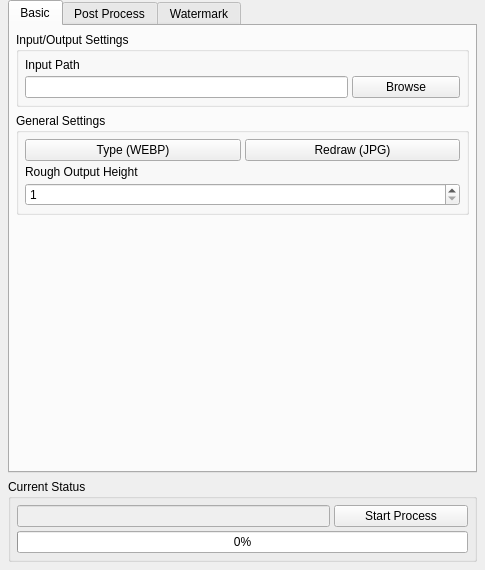
Old version of the form gui/layout.ui in the repository ViminioSM/MedStitch.
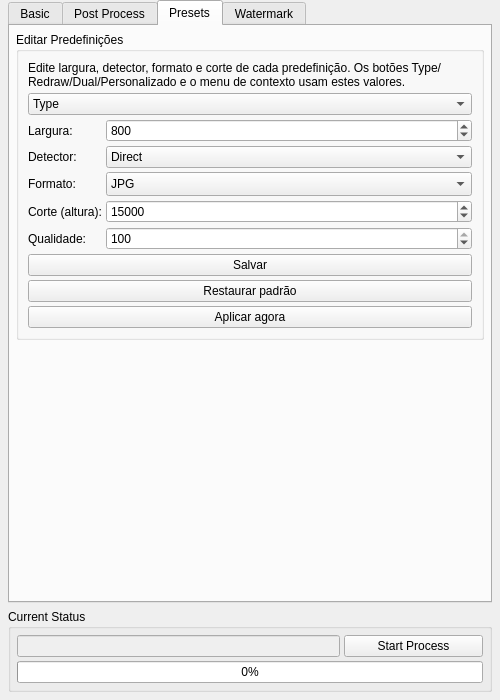
New version of the form. The open tabs and pages were chosen to show the change. Icons and pictures are not drawn.

```diff
--- a/gui/layout.ui
+++ b/gui/layout.ui
@@ -6,10 +6,16 @@
    <rect>
     <x>0</x>
     <y>0</y>
-    <width>485</width>
-    <height>435</height>
-   </rect>
-  </property>
+     <width>500</width>
+     <height>700</height>
+    </rect>
+   </property>
+   <property name="minimumSize">
+    <size>
+     <width>470</width>
+     <height>620</height>
+    </size>
+   </property>
   <property name="windowTitle">
     <string>MedStitch</string>
   </property>
@@ -120,15 +126,24 @@
             <number>6</number>
            </property>
            <item>
-            <layout class="QHBoxLayout" name="presetButtonsLayout" stretch="1,1">
+             <layout class="QVBoxLayout" name="presetButtonsLayout">
              <property name="bottomMargin">
               <number>0</number>
              </property>
+              <property name="spacing">
+               <number>4</number>
+              </property>
              <item>
               <widget class="QPushButton" name="typeButton">
                <property name="text">
                 <string>Type (WEBP)</string>
                </property>
+<property name="sizePolicy">
+                 <sizepolicy hsizetype="Expanding" vsizetype="Fixed">
+                  <horstretch>0</horstretch>
+                  <verstretch>0</verstretch>
+                 </sizepolicy>
+                </property>
               </widget>
              </item>
              <item>
@@ -136,6 +151,41 @@
                <property name="text">
                 <string>Redraw (JPG)</string>
                </property>
+<property name="sizePolicy">
+                 <sizepolicy hsizetype="Expanding" vsizetype="Fixed">
+                  <horstretch>0</horstretch>
+                  <verstretch>0</verstretch>
+                 </sizepolicy>
+                </property>
+               </widget>
+              </item>
+              <item>
+               <widget class="QPushButton" name="dualButton">
+                <property name="text">
+                 <string>Dual (WEBP+PNG)</string>
+                </property>
+                <property name="toolTip">
+                 <string>Processa 1x e salva 2 arquivos: 01.webp + 01.png na mesma pasta</string>
+                </property>
+<property name="sizePolicy">
+                 <sizepolicy hsizetype="Expanding" vsizetype="Fixed">
+                  <horstretch>0</horstretch>
+                  <verstretch>0</verstretch>
+                 </sizepolicy>
+                </property>
+               </widget>
+              </item>
+              <item>
+               <widget class="QPushButton" name="customButton">
+                <property name="text">
+                 <string>Personalizado</string>
+                </property>
+<property name="sizePolicy">
+                 <sizepolicy hsizetype="Expanding" vsizetype="Fixed">
+                  <horstretch>0</horstretch>
+                  <verstretch>0</verstretch>
+                 </sizepolicy>
+                </property>
               </widget>
              </item>
             </layout>
@@ -305,6 +355,320 @@
         </item>
        </layout>
       </widget>
+      <widget class="QWidget" name="presetsTab">
+       <attribute name="title">
+        <string>Presets</string>
+       </attribute>
+       <layout class="QVBoxLayout" name="presetsVerticalLayout">
+        <property name="leftMargin">
+         <number>6</number>
+        </property>
+        <property name="topMargin">
+         <number>6</number>
+        </property>
+        <property name="rightMargin">
+         <number>6</number>
+        </property>
+        <property name="bottomMargin">
+         <number>6</number>
+        </property>
+        <item>
+         <widget class="QGroupBox" name="presetsEditGroupBox">
+          <property name="title">
+           <string>Editar Predefinições</string>
+          </property>
+          <layout class="QVBoxLayout" name="presetsEditLayout" stretch="0,0,0,0">
+           <property name="spacing">
+            <number>4</number>
+           </property>
+           <item>
+            <widget class="QLabel" name="presetsHintLabel">
+             <property name="text">
+              <string>Edite largura, detector, formato e corte de cada predefinição. Os botões Type/Redraw/Dual/Personalizado e o menu de contexto usam estes valores.</string>
+             </property>
+             <property name="wordWrap">
+              <bool>true</bool>
+             </property>
+            </widget>
+           </item>
+           <item>
+            <widget class="QComboBox" name="presetEditSelector">
+             <item>
+              <property name="text">
+               <string>Type</string>
+              </property>
+             </item>
+             <item>
+              <property name="text">
+               <string>Redraw</string>
+              </property>
+             </item>
+             <item>
+              <property name="text">
+               <string>Personalizado</string>
+              </property>
+             </item>
+             <item>
+              <property name="text">
+               <string>Dual (WEBP+PNG)</string>
+              </property>
+             </item>
+            </widget>
+           </item>
+           <item>
+            <layout class="QFormLayout" name="presetEditForm" columnstretch="0,1">
+             <property name="fieldGrowthPolicy">
+              <enum>QFormLayout::AllNonFixedFieldsGrow</enum>
+             </property>
+             <item row="0" column="0">
+              <widget class="QLabel" name="presetWidthLabel">
+               <property name="text">
+                <string>Largura:</string>
+               </property>
+              </widget>
+             </item>
+              <item row="0" column="1">
+               <widget class="QSpinBox" name="presetWidthSpin">
+                <property name="minimum">
+                 <number>100</number>
+                </property>
+                <property name="maximum">
+                 <number>5000</number>
+                </property>
+                <property name="value">
+                 <number>800</number>
+                </property>
+                <property name="sizePolicy">
+                 <sizepolicy hsizetype="Expanding" vsizetype="Fixed">
+                  <horstretch>0</horstretch>
+                  <verstretch>0</verstretch>
+                 </sizepolicy>
+                </property>
+                <property name="minimumSize">
+                 <size>
+                  <width>120</width>
+                  <height>0</height>
+                 </size>
+                </property>
+               </widget>
+              </item>
+             <item row="1" column="0">
+              <widget class="QLabel" name="presetDetectorLabel">
+               <property name="text">
+                <string>Detector:</string>
+               </property>
+              </widget>
+             </item>
+              <item row="1" column="1">
+               <widget class="QComboBox" name="presetDetectorCombo">
+                <property name="sizePolicy">
+                 <sizepolicy hsizetype="Expanding" vsizetype="Fixed">
+                  <horstretch>0</horstretch>
+                  <verstretch>0</verstretch>
+                 </sizepolicy>
+                </property>
+                <property name="minimumSize">
+                 <size>
+                  <width>120</width>
+                  <height>0</height>
+                 </size>
+                </property>
+                <item>
+                 <property name="text">
+                  <string>Direct</string>
+                 </property>
+                </item>
+                <item>
+                 <property name="text">
+                  <string>Smart</string>
+                 </property>
+                </item>
+               </widget>
+              </item>
+             <item row="2" column="0">
+              <widget class="QLabel" name="presetFormatLabel">
+               <property name="text">
+                <string>Formato:</string>
+               </property>
+              </widget>
+             </item>
+              <item row="2" column="1">
+               <widget class="QComboBox" name="presetFormatCombo">
+                <property name="sizePolicy">
+                 <sizepolicy hsizetype="Expanding" vsizetype="Fixed">
+                  <horstretch>0</horstretch>
+                  <verstretch>0</verstretch>
+                 </sizepolicy>
+                </property>
+                <property name="minimumSize">
+                 <size>
+                  <width>120</width>
+                  <height>0</height>
+                 </size>
+                </property>
+                <property name="sizeAdjustPolicy">
+                 <enum>QComboBox::AdjustToMinimumContentsLengthWithIcon</enum>
+                </property>
+                <property name="minimumContentsLength">
+                 <number>14</number>
+                </property>
+                <item>
+                 <property name="text">
+                  <string>JPG</string>
+                 </property>
+                </item>
+                <item>
+                 <property name="text">
+                  <string>PNG</string>
+                 </property>
+                </item>
+                <item>
+                 <property name="text">
+                  <string>WEBP</string>
+                 </property>
+                </item>
+                <item>
+                 <property name="text">
+                  <string>AVIF</string>
+                 </property>
+                </item>
+                <item>
+                 <property name="text">
+                  <string>WEBP+PNG (dual)</string>
+                 </property>
+                </item>
+               </widget>
+              </item>
+             <item row="3" column="0">
+              <widget class="QLabel" name="presetSplitLabel">
+               <property name="text">
+                <string>Corte (altura):</string>
+               </property>
+              </widget>
+             </item>
+              <item row="3" column="1">
+               <widget class="QSpinBox" name="presetSplitSpin">
+                <property name="minimum">
+                 <number>1</number>
+                </property>
+                <property name="maximum">
+                 <number>999999999</number>
+                </property>
+                <property name="value">
+                 <number>15000</number>
+                </property>
+                <property name="sizePolicy">
+                 <sizepolicy hsizetype="Expanding" vsizetype="Fixed">
+                  <horstretch>0</horstretch>
+                  <verstretch>0</verstretch>
+                 </sizepolicy>
+                </property>
+                <property name="minimumSize">
+                 <size>
+                  <width>120</width>
+                  <height>0</height>
+                 </size>
+                </property>
+               </widget>
+              </item>
+             <item row="4" column="0">
+              <widget class="QLabel" name="presetQualityLabel">
+               <property name="text">
+                <string>Qualidade:</string>
+               </property>
+              </widget>
+             </item>
+              <item row="4" column="1">
+               <widget class="QSpinBox" name="presetQualitySpin">
+                <property name="minimum">
+                 <number>1</number>
+                </property>
+                <property name="maximum">
+                 <number>100</number>
+                </property>
+                <property name="value">
+                 <number>100</number>
+                </property>
+                <property name="sizePolicy">
+                 <sizepolicy hsizetype="Expanding" vsizetype="Fixed">
+                  <horstretch>0</horstretch>
+                  <verstretch>0</verstretch>
+                 </sizepolicy>
+                </property>
+                <property name="minimumSize">
+                 <size>
+                  <width>120</width>
+                  <height>0</height>
+                 </size>
+                </property>
+               </widget>
+              </item>
+            </layout>
+           </item>
+            <item>
+             <layout class="QVBoxLayout" name="presetEditButtonsLayout">
+              <property name="spacing">
+               <number>4</number>
+              </property>
+              <item>
+               <widget class="QPushButton" name="presetSaveButton">
+                <property name="text">
+                 <string>Salvar</string>
+                </property>
+<property name="sizePolicy">
+                 <sizepolicy hsizetype="Expanding" vsizetype="Fixed">
+                  <horstretch>0</horstretch>
+                  <verstretch>0</verstretch>
+                 </sizepolicy>
+                </property>
+               </widget>
+              </item>
+              <item>
+               <widget class="QPushButton" name="presetResetButton">
+                <property name="text">
+                 <string>Restaurar padrão</string>
+                </property>
+<property name="sizePolicy">
+                 <sizepolicy hsizetype="Expanding" vsizetype="Fixed">
+                  <horstretch>0</horstretch>
+                  <verstretch>0</verstretch>
+                 </sizepolicy>
+                </property>
+               </widget>
+              </item>
+              <item>
+               <widget class="QPushButton" name="presetApplyButton">
+                <property name="text">
+                 <string>Aplicar agora</string>
+                </property>
+<property name="sizePolicy">
+                 <sizepolicy hsizetype="Expanding" vsizetype="Fixed">
+                  <horstretch>0</horstretch>
+                  <verstretch>0</verstretch>
+                 </sizepolicy>
+                </property>
+               </widget>
+              </item>
+             </layout>
+            </item>
+          </layout>
+         </widget>
+        </item>
+        <item>
+         <spacer name="presetsVerticalSpacer">
+          <property name="orientation">
+           <enum>Qt::Vertical</enum>
+          </property>
+          <property name="sizeHint" stdset="0">
+           <size>
+            <width>20</width>
+            <height>40</height>
+           </size>
+          </property>
+         </spacer>
+        </item>
+       </layout>
+      </widget>
       <widget class="QWidget" name="watermarkTab">
        <attribute name="title">
         <string>Watermark</string>
```
Left out of the diff: 431 changed lines with no effect on the pictures. Lines whose indentation alone changed are shown as unchanged.
